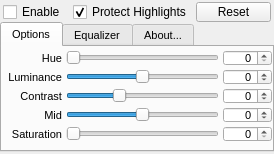
The window that SiliconBonk/SiliconBonkPlugin.ui (spoilerhead/asp_plugins) describes before a commit, drawn with Qt 5.
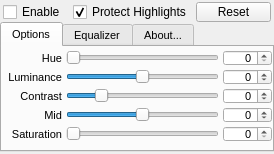
The same window after the commit. Icons and pictures are not drawn. Custom widgets are drawn as their Qt base class.

The edit to the form file:
```diff
--- a/SiliconBonk/SiliconBonkPlugin.ui
+++ b/SiliconBonk/SiliconBonkPlugin.ui
@@ -367,7 +367,7 @@
           <number>-50</number>
          </property>
          <property name="maximum">
-          <number>100</number>
+          <number>200</number>
          </property>
          <property name="orientation">
           <enum>Qt::Horizontal</enum>
```
Left out of the diff: 4 changed lines with no effect on the pictures.
